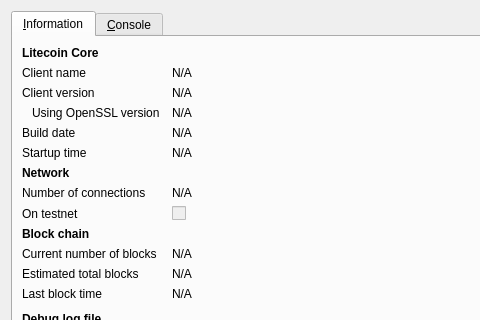
solidarycoin/solidarycoin, file src/qt/forms/rpcconsole.ui: the form before one commit; both pictures show x 0 to 480 and y 0 to 320 of the 740 by 450 pixel window.
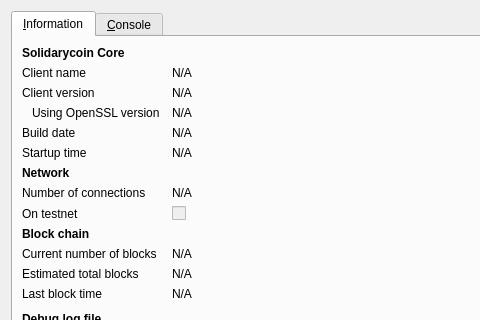
The form after the commit. Icons and pictures are not drawn.

Commit message: Rename litecoin to solidarycoin

```diff
--- a/src/qt/forms/rpcconsole.ui
+++ b/src/qt/forms/rpcconsole.ui
@@ -36,7 +36,7 @@
           </font>
          </property>
          <property name="text">
-          <string>Litecoin Core</string>
+          <string>Solidarycoin Core</string>
          </property>
         </widget>
        </item>
```
Left out of the diff: 6 changed lines with no effect on the pictures. The commit also changes 134 other files.
